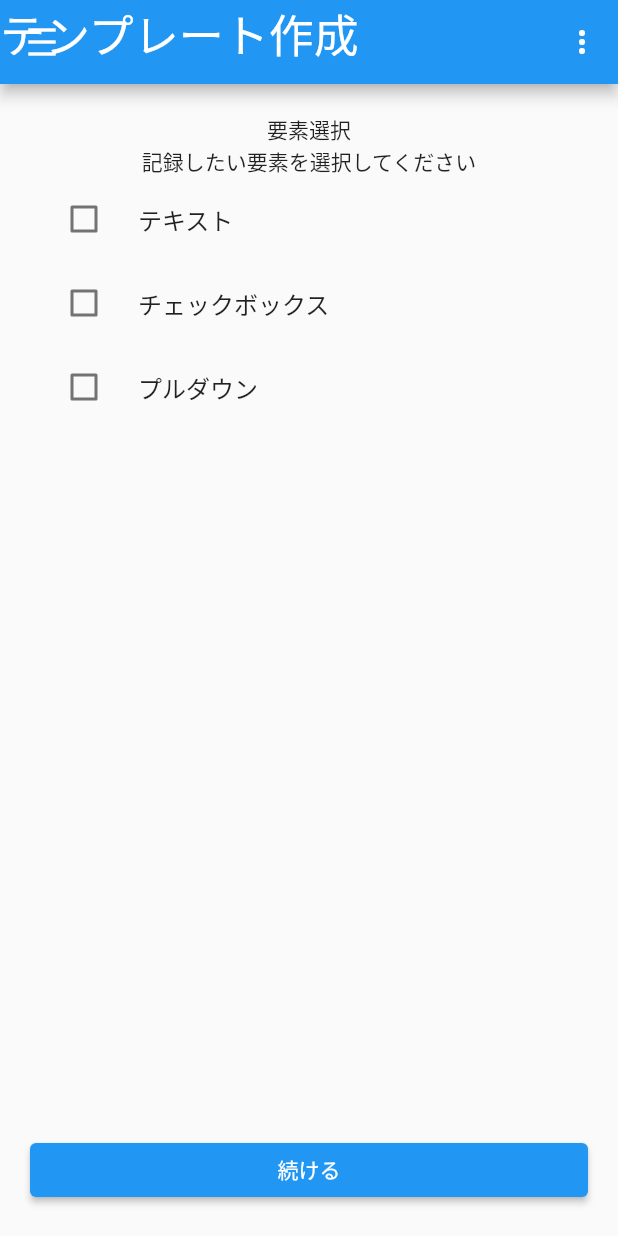
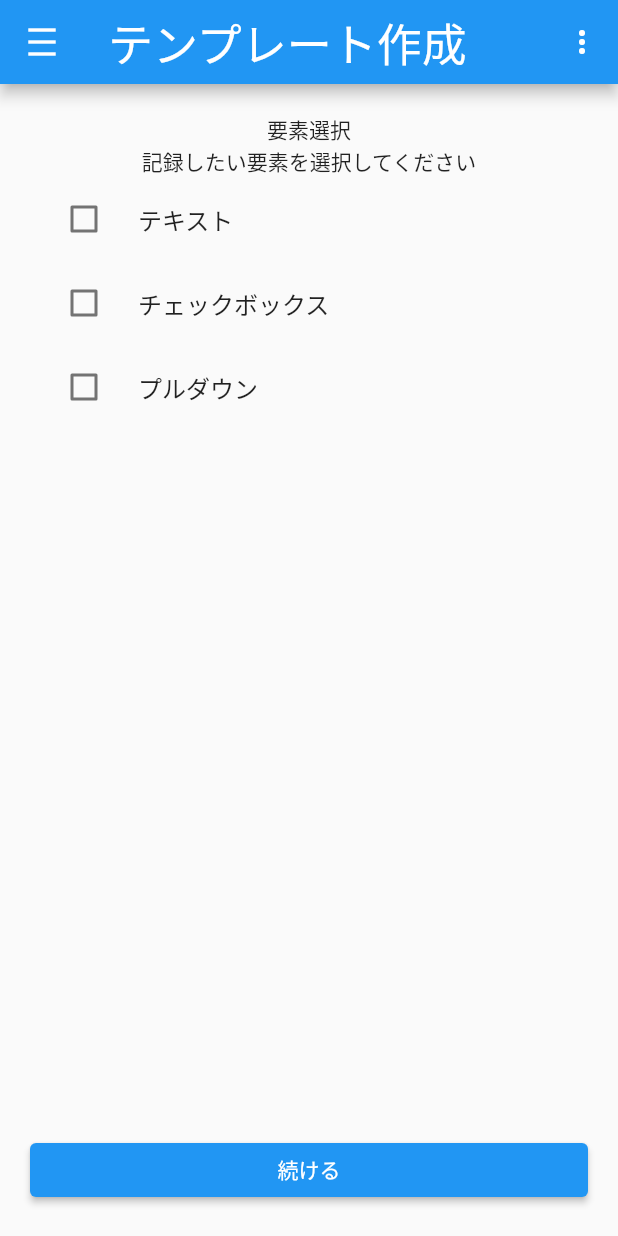
Before and after one commit to Murasya/team14, a Flutter app: the screen it shows after launch, on a phone screen of 412 x 824 dp. Run offline on Flutter 3.47's test engine with Material 2 defaults, Android fonts, the phone set to English and light mode, and no system bars; our stand-ins replace flutter_dotenv, fluttertoast, geolocator, google_maps_flutter, share_plus, shared_preferences and 1 more; missing offline and left inert: flutter_config; accounts and stored records are empty.

Commit message:
AppBarのタイトルの位置の修正
* `title`を使用

```diff
--- a/lib/views/common_widgets.dart
+++ b/lib/views/common_widgets.dart
@@ -69,7 +69,7 @@ Future<void> exportMemoWithinSameTemplate(BuildContext context) async {
 PreferredSizeWidget myAppBar({required title, required context}) {
   return AppBar(
     automaticallyImplyLeading: false,
-    flexibleSpace: Text(
+    title: Text(
       title,
       style: const TextStyle(fontSize: 30.0, color: Colors.white),
     ),
```
